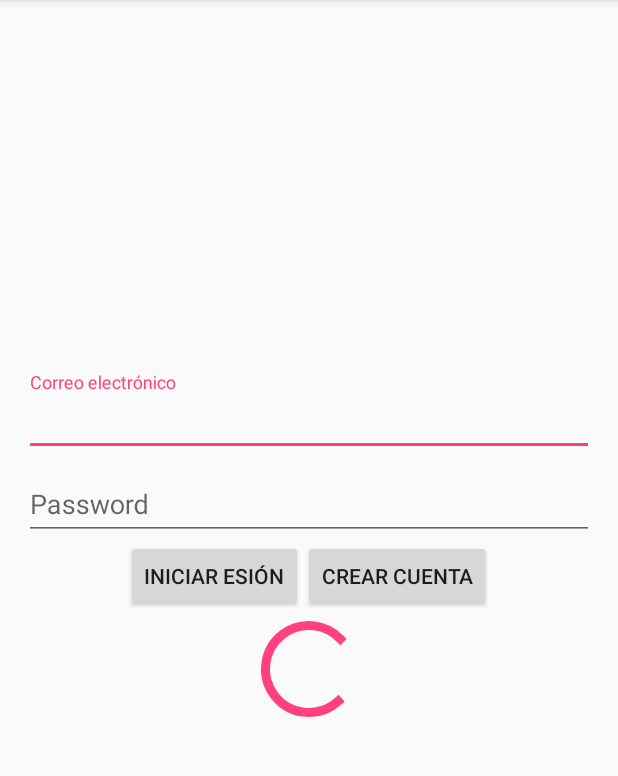
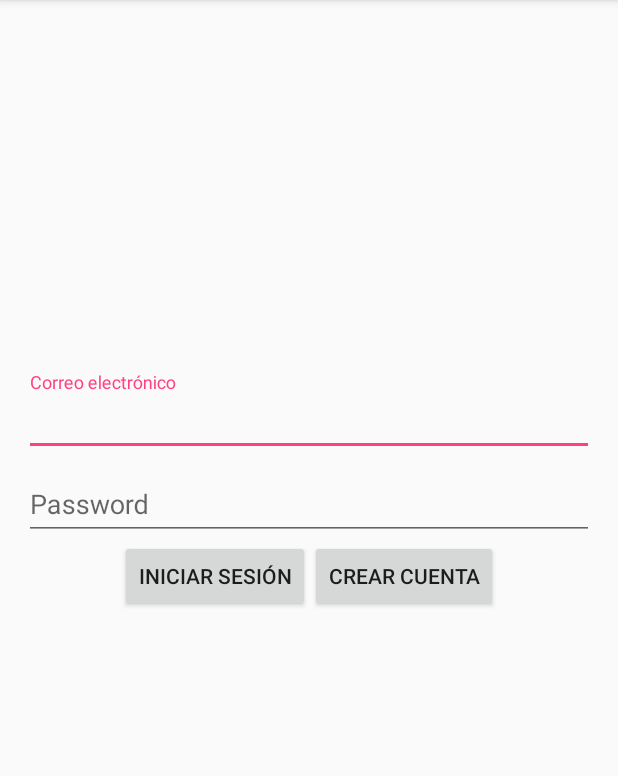
Before and after one commit to AEBU/AndroidChat, an Android app: the screen it shows after launch (LoginActivity), on a phone screen of 412 x 824 dp, the part 84-860 px from its top. Run offline under Robolectric (Android 15) with nearby library versions, the phone set to English and light mode, and no system bars; our stand-ins replace ButterKnife; libraries missing offline, so code that uses them is left out: com.firebase.client; 3 statements that could not run were skipped.

```diff
--- a/app/src/main/java/uce/optativa/androidchat/LoginActivity.java
+++ b/app/src/main/java/uce/optativa/androidchat/LoginActivity.java
@@ -3,19 +3,26 @@ package uce.optativa.androidchat;
 import android.support.v7.app.AppCompatActivity;
 import android.os.Bundle;
 import android.util.Log;
+import android.widget.Button;
 import android.widget.EditText;
+import android.widget.ProgressBar;
 
 import butterknife.Bind;
 import butterknife.ButterKnife;
 import butterknife.OnClick;
 
 public class LoginActivity extends AppCompatActivity {
-/*
-* Uso de Butterknife para inicializar mi editText Email
-* Metodo 1
-*  */
-    @Bind(R.id.editTxtEmail)
-    EditText inputEmail;
+
+    @Bind(R.id.btnSignin)
+    Button btnSignIn;
+    @Bind(R.id.btnSignup)    Button btnSignUp;
+    @Bind(R.id.editTxtEmail)    EditText inputEmail;
+    @Bind(R.id.editTxtPassword)    EditText inputPassword;
+    @Bind(R.id.progressBar)
+    ProgressBar progressBar;
+    @Bind(R.id.layoutMainContainer)
+    ProgressBar container;
+
 
     @Override
     protected void onCreate(Bundle savedInstanceState) {
@@ -24,14 +31,15 @@ public class LoginActivity extends AppCompatActivity {
         ButterKnife.bind(this);
 
     }
-/*
-* Uso de Butterknife para inicializar mi editText Email
-* Metodo 2
-*Vamos a mostrar lo que uingreso el usuario en el campo de email
-*  */
+
 
     @OnClick(R.id.btnSignin)
     public void handleSignin(){
         Log.e("AndroidChat",inputEmail.getText().toString());
     }
+
+    @OnClick(R.id.btnSignup)
+    public void handleSignup(){
+        Log.e("AndroidChat",inputEmail.getText().toString());
+    }
 }
--- a/app/src/main/res/layout/activity_login.xml
+++ b/app/src/main/res/layout/activity_login.xml
@@ -67,6 +67,7 @@
         style="?android:attr/progressBarStyleLarge"
         android:layout_width="wrap_content"
         android:layout_height="wrap_content"
+        android:visibility="gone"
         android:id="@+id/progressBar"
         android:layout_below="@+id/layoutButtons"
         android:layout_centerHorizontal="true"/>
--- a/app/src/main/res/values/strings.xml
+++ b/app/src/main/res/values/strings.xml
@@ -2,6 +2,6 @@
     <string name="app_name">AndroidChat</string>
     <string name="login.message.email">Correo electrónico</string>
     <string name="login.message.password">Password</string>
-    <string name="login.message.signin">Iniciar esión</string>
+    <string name="login.message.signin">Iniciar Sesión</string>
     <string name="login.message.signup">Crear cuenta</string>
 </resources>
```
Also changed, not shown: app/src/main/java/uce/optativa/androidchat/FirebaseHelper.java (added, +64 -0 lines).
